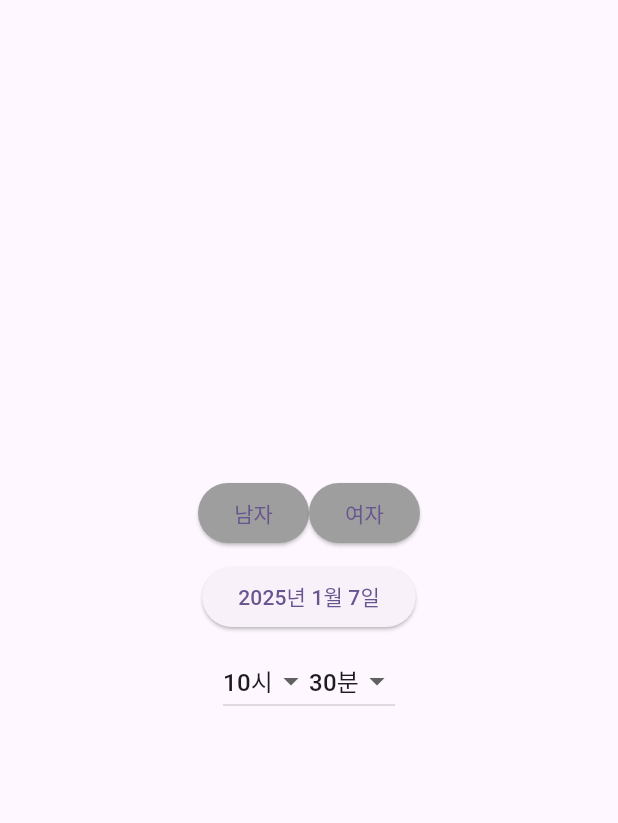
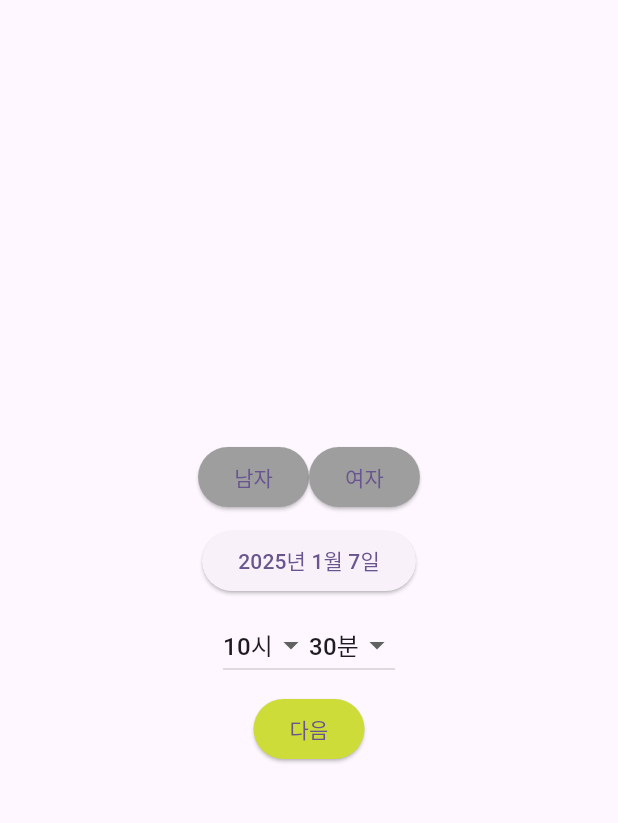
Before and after one commit to mandacode-com/traditional-saju-flutter, a Flutter app: the NewYearSajuMemberInfoPage screen opened directly, on a phone screen of 412 x 824 dp, the part 63-886 px from its top. Run offline on Flutter 3.47's test engine with Material 3 defaults, Android fonts, the phone set to English and light mode, and no system bars; our stand-ins replace equatable, flutter_bloc, formz.

Commit message:
chore: add next page button

```diff
--- a/lib/new_year_saju/view/member_info/member_info_form.dart
+++ b/lib/new_year_saju/view/member_info/member_info_form.dart
@@ -1,4 +1,5 @@
 import 'package:byul_mobile/new_year_saju/bloc/member_info_bloc/member_info_bloc.dart';
+import 'package:byul_mobile/new_year_saju/view/question/question_page.dart';
 import 'package:flutter/material.dart';
 import 'package:flutter_bloc/flutter_bloc.dart';
 import 'package:new_year_saju_repository/new_year_saju_repository.dart';
@@ -34,6 +35,7 @@ class NewYearSajuMemberInfoForm extends StatelessWidget {
               ],
             ),
             const SizedBox(height: 8),
+            _NextPageButton(),
           ],
         ),
       ),
@@ -50,11 +52,11 @@ class GenderSelectButton extends StatelessWidget {
   Widget build(BuildContext context) {
     return ElevatedButton(
       style: ElevatedButton.styleFrom(
-        backgroundColor:
-            context.select((NewYearSajuMemberInfoBloc bloc) => bloc.state.gender.value) ==
-                    genderType
-                ? Colors.green
-                : Colors.grey,
+        backgroundColor: context.select((NewYearSajuMemberInfoBloc bloc) =>
+                    bloc.state.gender.value) ==
+                genderType
+            ? Colors.green
+            : Colors.grey,
       ),
       onPressed: () => context
           .read<NewYearSajuMemberInfoBloc>()
@@ -83,8 +85,8 @@ class _FemaleSelectButton extends StatelessWidget {
 class _BirthDateButton extends StatelessWidget {
   @override
   Widget build(BuildContext context) {
-    DateTime? birthDate =
-        context.select((NewYearSajuMemberInfoBloc bloc) => bloc.state.birthDate.value);
+    DateTime? birthDate = context
+        .select((NewYearSajuMemberInfoBloc bloc) => bloc.state.birthDate.value);
     return ElevatedButton(
         onPressed: () async {
           final date = await showDatePicker(
@@ -109,8 +111,8 @@ class _BirthHourButton extends StatelessWidget {
   @override
   Widget build(BuildContext context) {
     return DropdownButton<int>(
-      value:
-          context.select((NewYearSajuMemberInfoBloc bloc) => bloc.state.birthHour.value),
+      value: context.select(
+          (NewYearSajuMemberInfoBloc bloc) => bloc.state.birthHour.value),
       onChanged: (value) => context
           .read<NewYearSajuMemberInfoBloc>()
           .add(MemberInfoBirthHourChanged(value ?? 0)),
@@ -128,8 +130,8 @@ class _BirthMinuteButton extends StatelessWidget {
   @override
   Widget build(BuildContext context) {
     return DropdownButton<int>(
-      value: context
-          .select((NewYearSajuMemberInfoBloc bloc) => bloc.state.birthMinute.value),
+      value: context.select(
+          (NewYearSajuMemberInfoBloc bloc) => bloc.state.birthMinute.value),
       onChanged: (value) => context
           .read<NewYearSajuMemberInfoBloc>()
           .add(MemberInfoBirthMinuteChanged(value ?? 0)),
@@ -142,3 +144,21 @@ class _BirthMinuteButton extends StatelessWidget {
     );
   }
 }
+
+class _NextPageButton extends StatelessWidget {
+  @override
+  Widget build(BuildContext context) {
+    return ElevatedButton(
+      style: ElevatedButton.styleFrom(
+        backgroundColor: Colors.lime,
+      ),
+      onPressed: () {
+        Navigator.push(
+          context,
+          MaterialPageRoute(builder: (context) => NewYearSajuQuestionPage()),
+        );
+      },
+      child: Text('다음'),
+    );
+  }
+}
```
